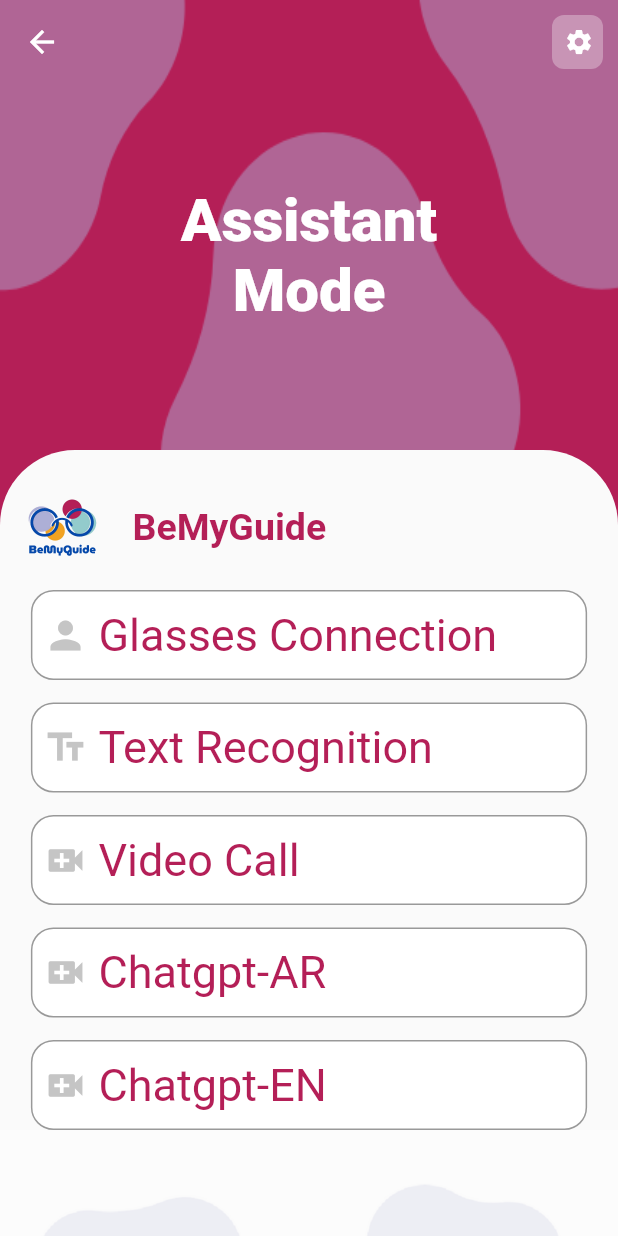
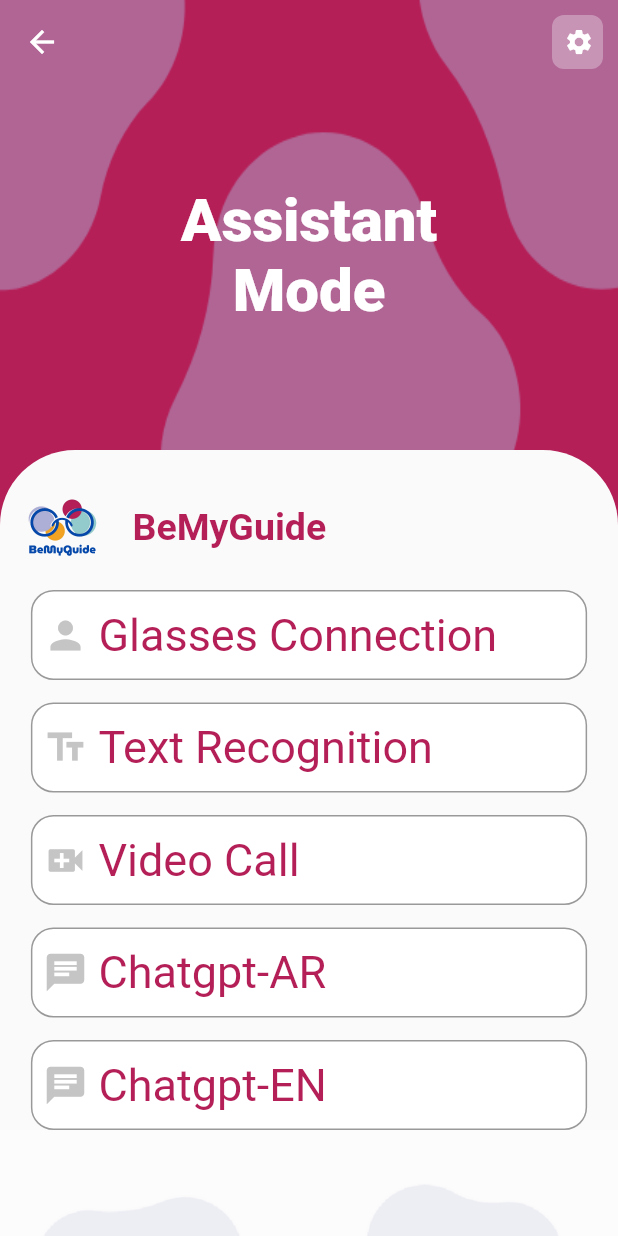
Before and after one commit to MasameEh/BeMyGuide_app, a Flutter app: the BlindFeaturesScreen screen opened directly, on a phone screen of 412 x 824 dp. Run offline on Flutter 3.47's test engine with Material 2 defaults, Android fonts, the phone set to English and light mode, and no system bars; our stand-ins replace avatar_glow, bloc, cloud_firestore, conditional_builder_null_safety, dio, firebase_auth and 8 more; missing offline and left inert: chat_gpt_sdk, flutter_vlc_player, google_ml_kit, videosdk; accounts and stored records are empty; Roboto replaces fonts that are missing (Acme).

Commit message:
added latest changes before localization, everything is working.

```diff
--- a/lib/modules/blind_features/blindfeatures_screen.dart
+++ b/lib/modules/blind_features/blindfeatures_screen.dart
@@ -259,7 +259,7 @@ class _MyWidgetState extends State<BlindFeaturesScreen> {
                                       width: 7,
                                     ),
                                     Icon(
-                                      Icons.video_call,
+                                      Icons.chat,
                                       color: Colors.grey.withOpacity(.6),
                                       size: 30,
                                     ),
@@ -305,7 +305,7 @@ class _MyWidgetState extends State<BlindFeaturesScreen> {
                                       width: 7,
                                     ),
                                     Icon(
-                                      Icons.video_call,
+                                      Icons.chat,
                                       color: Colors.grey.withOpacity(.6),
                                       size: 30,
                                     ),
--- a/lib/modules/login/cubit/cubit.dart
+++ b/lib/modules/login/cubit/cubit.dart
@@ -3,6 +3,7 @@ import 'package:firebase_auth/firebase_auth.dart';
 import 'package:flutter_bloc/flutter_bloc.dart';
 import 'package:graduation_project/modules/login/cubit/states.dart';
 import '../../../models/login_model.dart';
+// ignore: depend_on_referenced_packages
 import 'package:flutter/material.dart';
 
 
--- a/lib/modules/register/cubit/cubit.dart
+++ b/lib/modules/register/cubit/cubit.dart
@@ -71,7 +71,7 @@ class AppRegisterCubit extends Cubit<AppRegisterStates> {
     isPass = !isPass;
     suffix = isPass ? Icons.visibility_outlined : Icons.visibility_off_outlined ;
 
-    emit(AppRegsiterChangePasswordVisibilityState());
+    emit(AppRegisterChangePasswordVisibilityState());
   }
 
 }
--- a/lib/modules/register/cubit/states.dart
+++ b/lib/modules/register/cubit/states.dart
@@ -30,4 +30,4 @@ class AppCreateUserErrorState extends AppRegisterStates
   AppCreateUserErrorState(this.error);
 }
 
-class AppRegsiterChangePasswordVisibilityState extends AppRegisterStates{}
+class AppRegisterChangePasswordVisibilityState extends AppRegisterStates{}
--- a/lib/modules/speech/speechscreen.dart
+++ b/lib/modules/speech/speechscreen.dart
@@ -92,7 +92,7 @@ class _SpeechScreenState extends State<SpeechScreen> {
             });
             await speechToText.stop();
 
-            if(text.isNotEmpty && text != "Hold the button and start speaking"){
+            if(text.isNotEmpty && text != "Hold the button and start speaking" && text != "اضغط على الزر ثم ابدأ بالتحدث" ){
               messages.add(ChatMessage(text: text, type: ChatMessageType.user));
               var msg =  await ApiServices.sendMessage(text);
               msg = msg?.trim();
@@ -106,9 +106,9 @@ class _SpeechScreenState extends State<SpeechScreen> {
               },
               );
             }else {
-              ScaffoldMessenger.of(context).showSnackBar(SnackBar(content: Text("Failed to process. Try again!")));
+              ScaffoldMessenger.of(context).showSnackBar(const SnackBar(content: Text("Failed to process. Try again!")));
             }
-
+            text = widget.ar ? "اضغط على الزر ثم ابدأ بالتحدث" : "Hold the button and start speaking";
           },
           child: CircleAvatar(
             radius: 35,
--- a/lib/shared/network/endpoints.dart
+++ b/lib/shared/network/endpoints.dart
@@ -5,4 +5,4 @@ const LOGIN = 'login';
 const REGISTER = 'register';
 
 //const String apiKey = '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';
-const String apiKey1 = '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';
+const String apiKey1 = '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';
```
Also changed, not shown: pubspec.lock.
